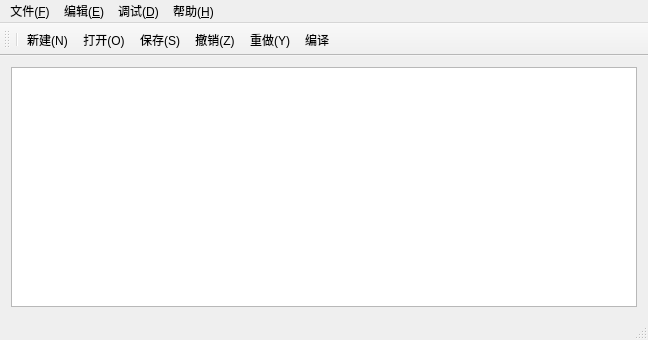
The window that mainwindow.ui (dilidili131/ide) describes before a commit, drawn with Qt 5.
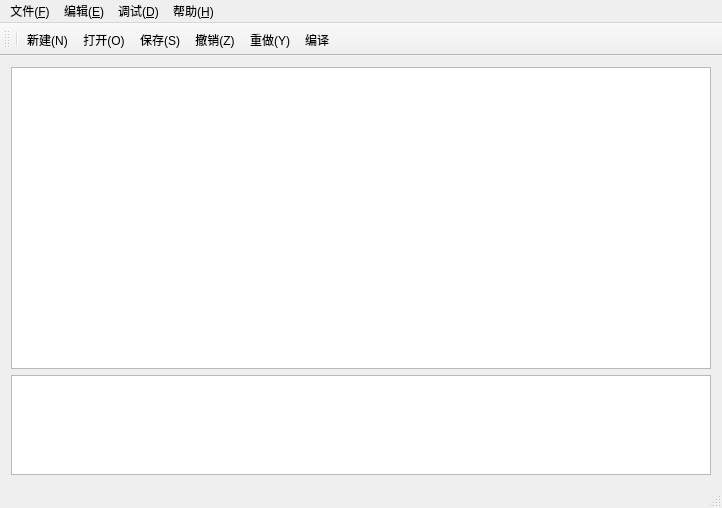
The same window after the commit. Icons and pictures are not drawn.

Commit message: 加控制台

```diff
--- a/mainwindow.ui
+++ b/mainwindow.ui
@@ -6,8 +6,8 @@
    <rect>
     <x>0</x>
     <y>0</y>
-    <width>648</width>
-    <height>340</height>
+    <width>718</width>
+    <height>508</height>
    </rect>
   </property>
   <property name="cursor">
@@ -23,9 +23,32 @@
    <bool>false</bool>
   </property>
   <widget class="QWidget" name="centralWidget">
-   <layout class="QVBoxLayout" name="verticalLayout">
-    <item>
-     <widget class="QPlainTextEdit" name="plainTextEdit"/>
+   <layout class="QGridLayout" name="gridLayout">
+    <item row="0" column="0">
+     <widget class="QPlainTextEdit" name="plainTextEdit">
+      <property name="minimumSize">
+       <size>
+        <width>700</width>
+        <height>300</height>
+       </size>
+      </property>
+     </widget>
+    </item>
+    <item row="1" column="0">
+     <widget class="QPlainTextEdit" name="plainTextEdit_2">
+      <property name="minimumSize">
+       <size>
+        <width>700</width>
+        <height>50</height>
+       </size>
+      </property>
+      <property name="maximumSize">
+       <size>
+        <width>16777215</width>
+        <height>100</height>
+       </size>
+      </property>
+     </widget>
     </item>
    </layout>
   </widget>
@@ -34,7 +57,7 @@
     <rect>
      <x>0</x>
      <y>0</y>
-     <width>648</width>
+     <width>718</width>
      <height>22</height>
     </rect>
    </property>
```
